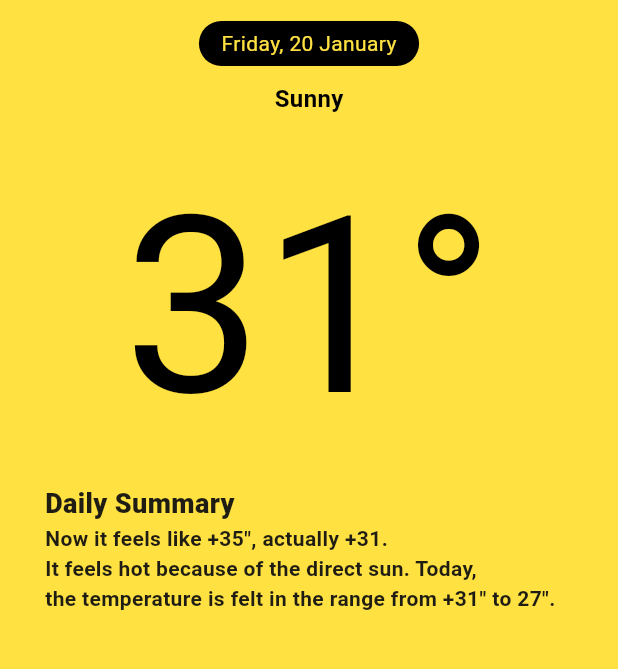
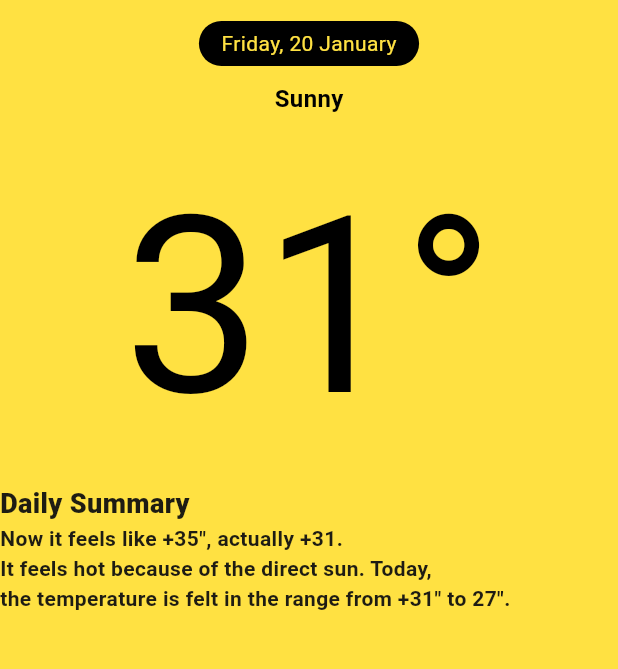
Before and after one commit to tortamque/Weathque, a Flutter app: the screen it shows after launch, on a phone screen of 412 x 824 dp, the part 63-732 px from its top. Run offline on Flutter 3.47's test engine with Material 2 defaults, Android fonts, the phone set to English and light mode, and no system bars.

Commit message:
Remove unnecessary padding fields

```diff
--- a/lib/features/app/presentation/widgets/Texts/daily_summary.dart
+++ b/lib/features/app/presentation/widgets/Texts/daily_summary.dart
@@ -1,20 +1,15 @@
 import 'package:flutter/material.dart';
 
 class DailySummary extends StatelessWidget {
-  final double padding;
-
-  const DailySummary({required this.padding, super.key});
+  const DailySummary({super.key});
 
   @override
   Widget build(BuildContext context) {
-    return Padding(
-      padding: EdgeInsets.only(left: padding),
-      child: const Text(
-        "Daily Summary",
-        style: TextStyle(
-          fontWeight: FontWeight.w800,
-          fontSize: 18
-        ),
+    return const Text(
+      "Daily Summary",
+      style: TextStyle(
+        fontWeight: FontWeight.w800,
+        fontSize: 18
       ),
     );
   }
--- a/lib/features/app/presentation/widgets/Texts/summary_text.dart
+++ b/lib/features/app/presentation/widgets/Texts/summary_text.dart
@@ -2,23 +2,18 @@ import 'package:flutter/material.dart';
 
 class SummaryText extends StatelessWidget {
   final String text;
-  final double padding;
 
   const SummaryText({
     required this.text,
-    required this.padding,
     super.key
   });
 
   @override
   Widget build(BuildContext context) {
-    return Padding(
-      padding: EdgeInsets.only(left: padding),
-      child: Text(
-        text,
-        style: const TextStyle(
-          fontWeight: FontWeight.bold,
-        ),
+    return Text(
+      text,
+      style: const TextStyle(
+        fontWeight: FontWeight.bold,
       ),
     );
   }
```
